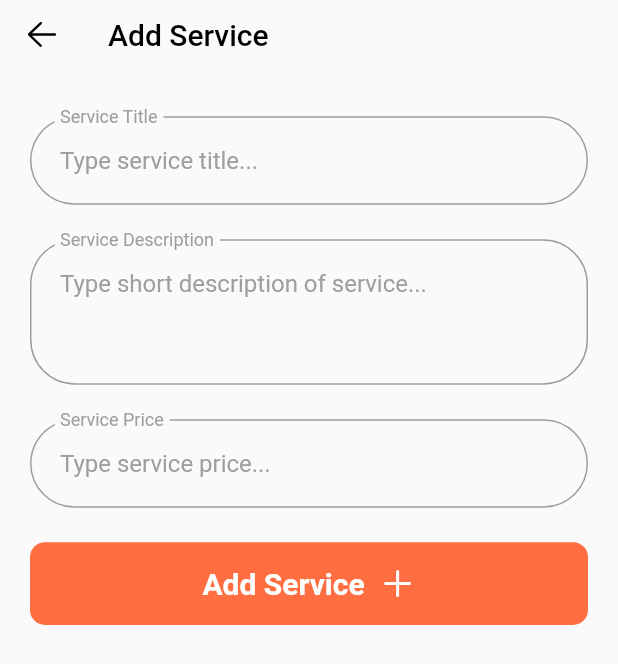
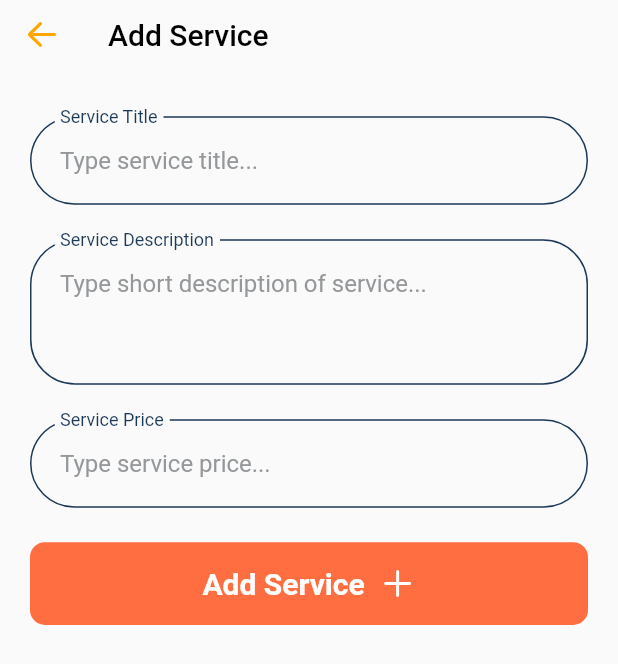
Before and after one commit to lakshya46jain/h4y-partner, a Flutter app: the AddServiceScreen screen opened directly, on a phone screen of 412 x 824 dp. Shown: the top 664 px of the screen. Run offline on Flutter 3.47's test engine with Material 2 defaults, Android fonts, the phone set to English and light mode, and no system bars; our stand-ins replace cached_network_image, cloud_firestore, firebase_auth, firebase_core, firebase_storage, fluentui_system_icons and 8 more; missing offline and left inert: international_phone_input, rate_my_app; accounts and stored records are empty; network calls fail; statements that could not run were skipped; project files that could hold a hidden picture were left out.

Commit message:
Redesigned Constants

```diff
--- a/lib/constants/back_button.dart
+++ b/lib/constants/back_button.dart
@@ -9,9 +9,9 @@ class CustomBackButton extends StatelessWidget {
   Widget build(BuildContext context) {
     return IconButton(
       icon: Icon(
-        FluentIcons.arrow_left_24_regular,
+        FluentIcons.arrow_left_24_filled,
         size: 25.0,
-        color: Colors.black,
+        color: Color(0xFFFEA700),
       ),
       onPressed: () {
         Navigator.pop(context);
--- a/lib/constants/custom_text_field.dart
+++ b/lib/constants/custom_text_field.dart
@@ -33,21 +33,25 @@ class CustomTextField extends StatelessWidget {
       decoration: InputDecoration(
         labelText: labelText,
         labelStyle: TextStyle(
-          color: Colors.grey,
+          color: Color(0xFF1C3857),
         ),
         hintText: hintText,
         hintStyle: TextStyle(
-          color: Colors.grey,
+          color: Color(0xFF95989A),
         ),
         floatingLabelBehavior: FloatingLabelBehavior.always,
         contentPadding: EdgeInsets.all(20.0),
         enabledBorder: OutlineInputBorder(
           borderRadius: BorderRadius.circular(30.0),
-          borderSide: BorderSide(color: Colors.grey),
+          borderSide: BorderSide(
+            color: Color(0xFF1C3857),
+          ),
         ),
         focusedBorder: OutlineInputBorder(
           borderRadius: BorderRadius.circular(30.0),
-          borderSide: BorderSide(color: Colors.grey),
+          borderSide: BorderSide(
+            color: Color(0xFF1C3857),
+          ),
         ),
         focusedErrorBorder: OutlineInputBorder(
           borderRadius: BorderRadius.circular(30.0),
--- a/lib/constants/expanded_button.dart
+++ b/lib/constants/expanded_button.dart
@@ -40,7 +40,7 @@ class ExpandedButton extends StatelessWidget {
                 child: Icon(
                   icon,
                   size: 30.0,
-                  color: Color(0xFFEA4800),
+                  color: Color(0xFF1C3857),
                 ),
               ),
             ),
@@ -54,13 +54,13 @@ class ExpandedButton extends StatelessWidget {
                   fontSize: 20.0,
                   fontWeight: FontWeight.w600,
                   fontFamily: "BalooPaaji",
-                  color: Color(0xFFEA4800),
+                  color: Color(0xFF1C3857),
                 ),
               ),
             ),
             Icon(
               FluentIcons.arrow_right_24_filled,
-              color: Colors.black,
+              color: Color(0xFFFEA700),
               size: 25.0,
             ),
           ],
```
Also changed, not shown: lib/constants/custom_dropdown.dart (+7 -3 lines), lib/constants/phone_number_field.dart (+7 -3 lines).
